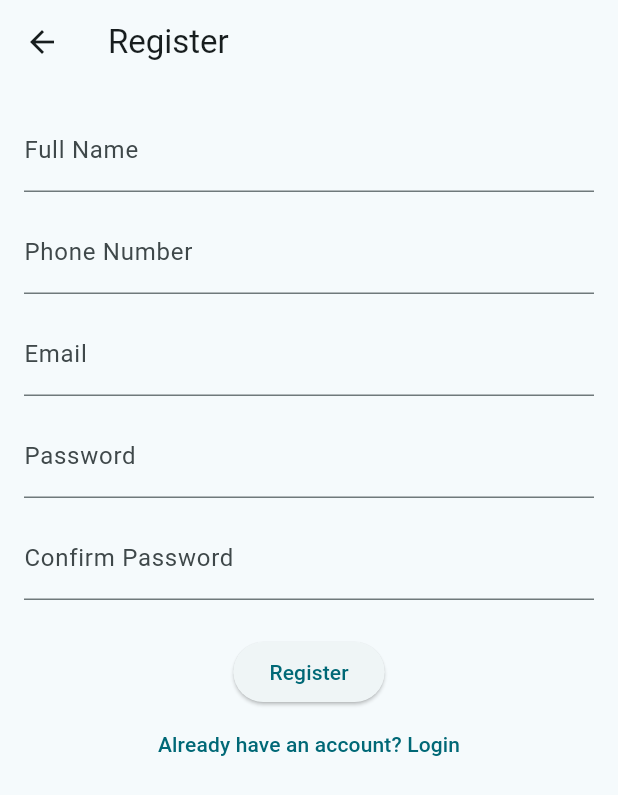
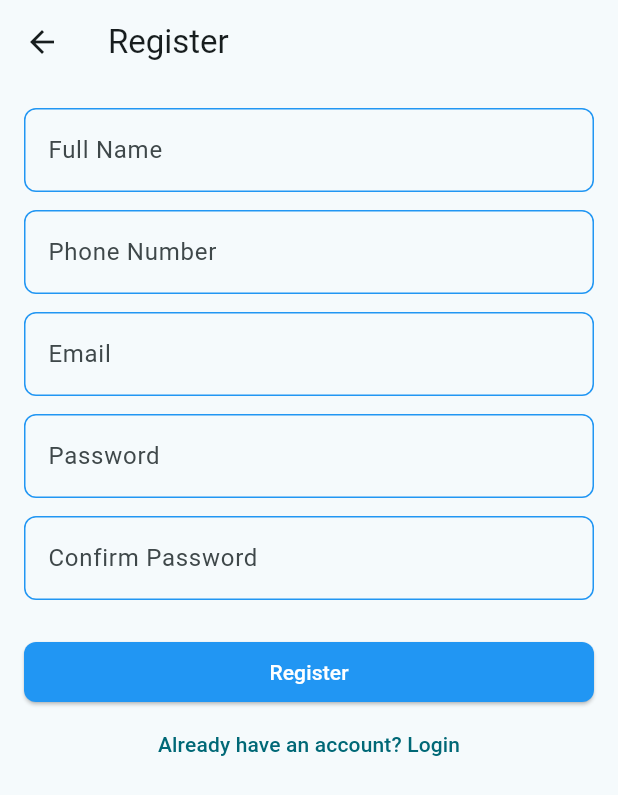
Before and after one commit to lavyne-owiti/currency_exchange, a Flutter app: the RegisterScreen screen opened directly, on a phone screen of 412 x 824 dp. Shown: the top 795 px of the screen. Run offline on Flutter 3.47's test engine with Material 3 defaults, Android fonts, the phone set to English and light mode, and no system bars; our stand-ins replace cloud_firestore, dio, firebase_auth, firebase_core, fl_chart, flutter_riverpod; accounts and stored records are empty; network calls fail.

Commit message:
style: register input and button changes

```diff
--- a/lib/feature/currency_trade/presentation/screens/auth/register.dart
+++ b/lib/feature/currency_trade/presentation/screens/auth/register.dart
@@ -68,14 +68,42 @@ class _RegisterScreenState extends ConsumerState<RegisterScreen> {
             children: [
               TextFormField(
                 controller: nameController,
-                decoration: const InputDecoration(labelText: 'Full Name'),
+                decoration: InputDecoration(
+                  labelText: 'Full Name',
+                  // labelStyle: const TextStyle(color: Colors.blue),
+                  border: OutlineInputBorder(
+                    borderRadius: BorderRadius.circular(8.0),
+                  ),
+                  enabledBorder: OutlineInputBorder(
+                    borderSide: const BorderSide(color: Colors.blue),
+                    borderRadius: BorderRadius.circular(8.0),
+                  ),
+                  focusedBorder: OutlineInputBorder(
+                    borderSide: const BorderSide(color: Colors.blue, width: 2),
+                    borderRadius: BorderRadius.circular(8.0),
+                  ),
+                ),
                 validator: (val) =>
                     val != null && val.isNotEmpty ? null : 'Enter your name',
               ),
               const SizedBox(height: 12),
               TextFormField(
                 controller: phoneController,
-                decoration: const InputDecoration(labelText: 'Phone Number'),
+                decoration: InputDecoration(
+                  labelText: 'Phone Number',
+                  // labelStyle: const TextStyle(color: Colors.blue),
+                  border: OutlineInputBorder(
+                    borderRadius: BorderRadius.circular(8.0),
+                  ),
+                  enabledBorder: OutlineInputBorder(
+                    borderSide: const BorderSide(color: Colors.blue),
+                    borderRadius: BorderRadius.circular(8.0),
+                  ),
+                  focusedBorder: OutlineInputBorder(
+                    borderSide: const BorderSide(color: Colors.blue, width: 2),
+                    borderRadius: BorderRadius.circular(8.0),
+                  ),
+                ),
                 keyboardType: TextInputType.phone,
                 validator: (val) => val != null && val.length >= 10
                     ? null
@@ -84,7 +112,21 @@ class _RegisterScreenState extends ConsumerState<RegisterScreen> {
               const SizedBox(height: 12),
               TextFormField(
                 controller: emailController,
-                decoration: const InputDecoration(labelText: 'Email'),
+                decoration: InputDecoration(
+                  labelText: 'Email',
+                  // labelStyle: const TextStyle(color: Colors.blue),
+                  border: OutlineInputBorder(
+                    borderRadius: BorderRadius.circular(8.0),
+                  ),
+                  enabledBorder: OutlineInputBorder(
+                    borderSide: const BorderSide(color: Colors.blue),
+                    borderRadius: BorderRadius.circular(8.0),
+                  ),
+                  focusedBorder: OutlineInputBorder(
+                    borderSide: const BorderSide(color: Colors.blue, width: 2),
+                    borderRadius: BorderRadius.circular(8.0),
+                  ),
+                ),
                 keyboardType: TextInputType.emailAddress,
                 validator: (val) => val != null && val.contains('@')
                     ? null
@@ -93,28 +135,65 @@ class _RegisterScreenState extends ConsumerState<RegisterScreen> {
               const SizedBox(height: 12),
               TextFormField(
                 controller: passwordController,
-                decoration: const InputDecoration(labelText: 'Password'),
                 obscureText: true,
                 validator: (val) => val != null && val.length >= 6
                     ? null
                     : 'Minimum 6 characters',
+                decoration: InputDecoration(
+                  labelText: 'Password',
+                  // labelStyle: const TextStyle(color: Colors.blue),
+                  border: OutlineInputBorder(
+                    borderRadius: BorderRadius.circular(8.0),
+                  ),
+                  enabledBorder: OutlineInputBorder(
+                    borderSide: const BorderSide(color: Colors.blue),
+                    borderRadius: BorderRadius.circular(8.0),
+                  ),
+                  focusedBorder: OutlineInputBorder(
+                    borderSide: const BorderSide(color: Colors.blue, width: 2),
+                    borderRadius: BorderRadius.circular(8.0),
+                  ),
+                ),
               ),
               const SizedBox(height: 12),
               TextFormField(
                 controller: confirmPasswordController,
-                decoration:
-                    const InputDecoration(labelText: 'Confirm Password'),
                 obscureText: true,
                 validator: (val) => val == passwordController.text
                     ? null
                     : 'Passwords do not match',
+                decoration: InputDecoration(
+                  labelText: 'Confirm Password',
+                  // labelStyle: const TextStyle(color: Colors.blue),
+                  border: OutlineInputBorder(
+                    borderRadius: BorderRadius.circular(8.0),
+                  ),
+                  enabledBorder: OutlineInputBorder(
+                    borderSide: const BorderSide(color: Colors.blue),
+                    borderRadius: BorderRadius.circular(8.0),
+                  ),
+                  focusedBorder: OutlineInputBorder(
+                    borderSide: const BorderSide(color: Colors.blue, width: 2),
+                    borderRadius: BorderRadius.circular(8.0),
+                  ),
+                ),
               ),
               const SizedBox(height: 24),
               isLoading
                   ? const CircularProgressIndicator()
-                  : ElevatedButton(
-                      onPressed: _register,
-                      child: const Text("Register"),
+                  : SizedBox(
+                      width: double.infinity,
+                      child: ElevatedButton(
+                        style: ElevatedButton.styleFrom(
+                          backgroundColor: Colors.blue,
+                          foregroundColor: Colors.white,
+                          shape: RoundedRectangleBorder(
+                            borderRadius: BorderRadius.circular(8.0),
+                          ),
+                        ),
+                        onPressed: _register,
+                        child: const Text("Register"),
+                      ),
                     ),
               TextButton(
                 onPressed: () => Navigator.pop(context),
```
